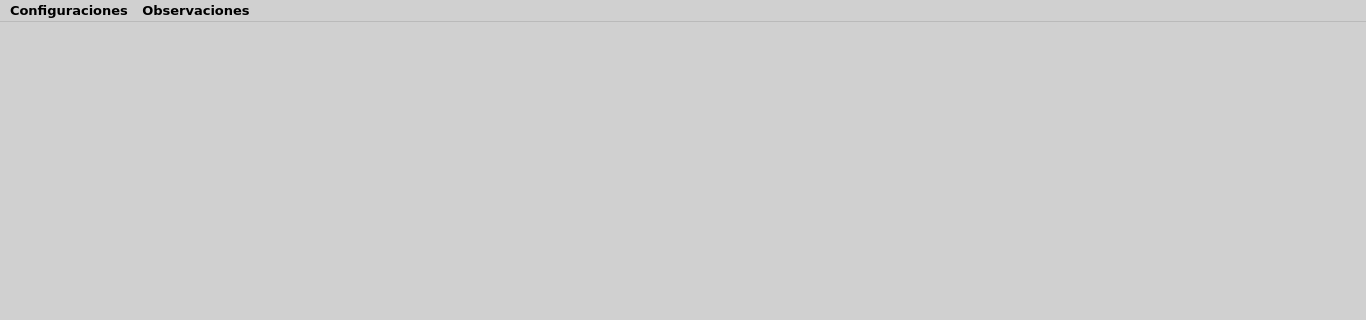
This is ui/configuracion.ui in EdwardsBC/SutrakomaqV2 as Qt 5 draws it before an edit; both pictures show x 0 to 1366 and y 0 to 320 of the 1366 by 768 pixel window. The edited form follows.
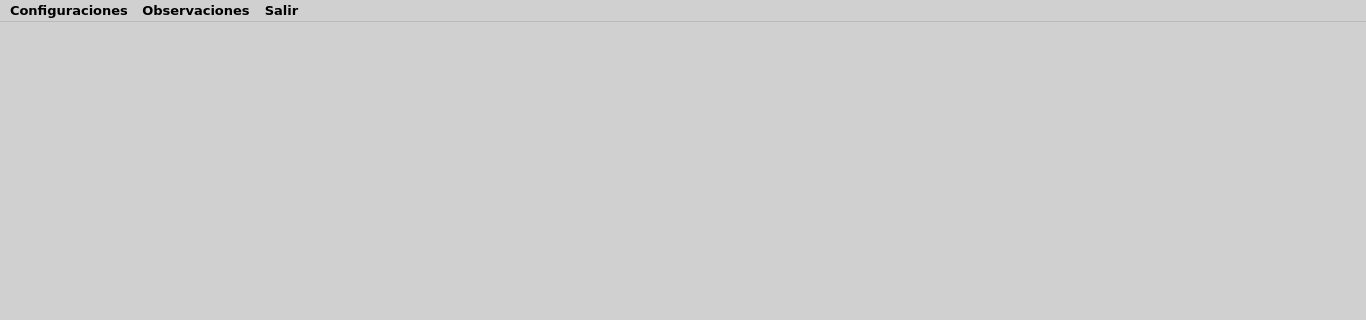
This is the edited form.

Diff of the .ui file:
```diff
--- a/ui/configuracion.ui
+++ b/ui/configuracion.ui
@@ -485,8 +485,15 @@
     </property>
     <addaction name="actionHistorial"/>
    </widget>
+   <widget class="QMenu" name="menuSalir">
+    <property name="title">
+     <string>Salir</string>
+    </property>
+    <addaction name="actionIr_al_Men"/>
+   </widget>
    <addaction name="menuConfiguraciones"/>
    <addaction name="menuObservaciones"/>
+   <addaction name="menuSalir"/>
   </widget>
   <action name="actionPermisos">
    <property name="text">
```
Left out of the diff: 12 changed lines with no effect on the pictures.
